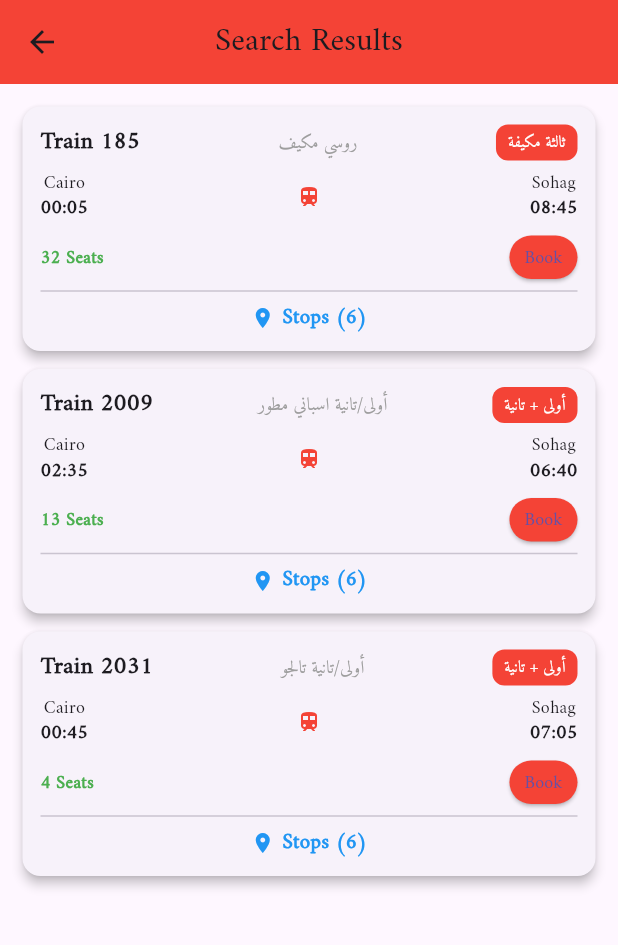
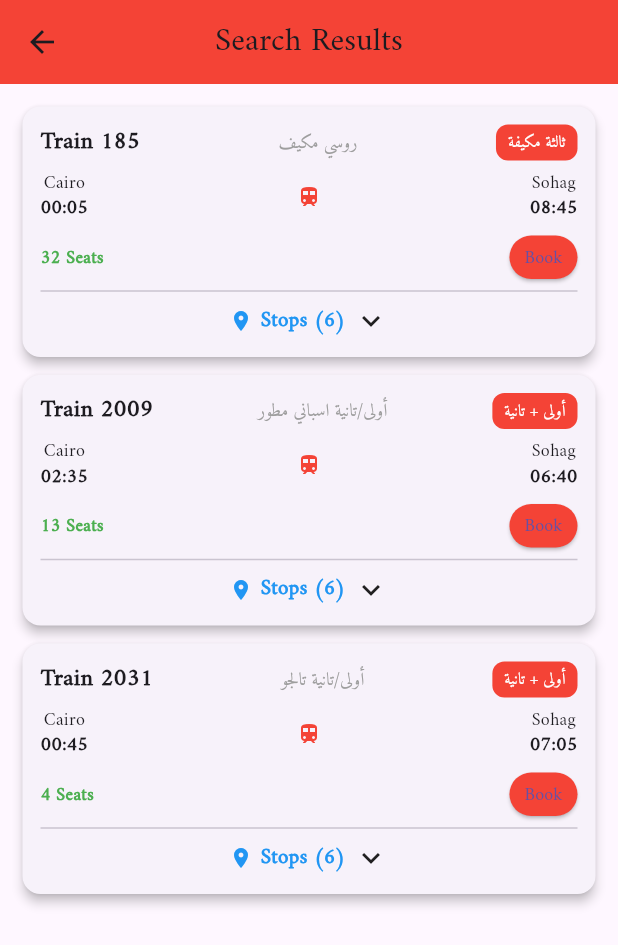
Before and after one commit to Kholiod/ENR-tickets, a Flutter app: the SearchResultsPage screen opened directly, on a phone screen of 412 x 824 dp. Shown: the top 945 px of the screen. Run offline on Flutter 3.47's test engine with Material 3 defaults, Android fonts, the phone set to English and light mode, and no system bars; our stand-ins replace awesome_dialog, bloc, dio, flutter_bloc, gap, pdf and 4 more; missing offline and left inert: dart:html.

Commit message:
update project

```diff
--- a/lib/features/home/presentation/view/widgets/search_results_widgets/custom_card_train_info.dart
+++ b/lib/features/home/presentation/view/widgets/search_results_widgets/custom_card_train_info.dart
@@ -1,7 +1,7 @@
 import 'package:enr_tickets/features/home/presentation/view/widgets/search_results_widgets/stops_widget.dart';
 import 'package:flutter/material.dart';
 import 'package:gap/gap.dart';
-import 'package:enr_tickets/features/home/presentation/view/pages/stpoes.dart';
+import 'package:enr_tickets/features/home/presentation/view/pages/stpos.dart';
 import 'package:enr_tickets/features/home/presentation/view/widgets/search_results_widgets/available_tickets_widget.dart';
 import 'package:enr_tickets/features/home/presentation/view/widgets/search_results_widgets/ticket_text_button_widget.dart';
 import 'package:enr_tickets/features/home/presentation/view/widgets/settings_widgets/stations_widget_info.dart';
--- a/lib/features/home/presentation/view/widgets/search_results_widgets/train_result_card.dart
+++ b/lib/features/home/presentation/view/widgets/search_results_widgets/train_result_card.dart
@@ -1,15 +1,32 @@
+import 'package:enr_tickets/features/home/presentation/view/widgets/search_results_widgets/stops_widget.dart'
+    show StopsWidget;
 import 'package:flutter/material.dart';
 import 'package:enr_tickets/features/seat_selection/presentation/view/seat_page.dart';
-import 'package:enr_tickets/features/home/presentation/view/pages/stpoes.dart';
 
-class TrainResultCard extends StatelessWidget {
+class TrainResultCard extends StatefulWidget {
   final dynamic train;
 
   const TrainResultCard({super.key, required this.train});
 
   @override
+  State<TrainResultCard> createState() => _TrainResultCardState();
+}
+
+class _TrainResultCardState extends State<TrainResultCard> {
+  bool showStops = false;
+
+  final List<String> stopsList = [
+    "Cairo",
+    "Giza",
+    "Beni Suef",
+    "Minya",
+    "Asyut",
+    "Sohag",
+  ];
+
+  @override
   Widget build(BuildContext context) {
-    final stopsList = ["Cairo", "Giza", "Beni Suef", "Minya", "Asyut", "Sohag"];
+    final train = widget.train;
 
     return Card(
       elevation: 3,
@@ -130,12 +147,9 @@ class TrainResultCard extends StatelessWidget {
 
             InkWell(
               onTap: () {
-                Navigator.push(
-                  context,
-                  MaterialPageRoute(
-                    builder: (_) => Stpoes(stopStations: stopsList),
-                  ),
-                );
+                setState(() {
+                  showStops = !showStops;
+                });
               },
               child: Row(
                 mainAxisAlignment: MainAxisAlignment.center,
@@ -149,9 +163,21 @@ class TrainResultCard extends StatelessWidget {
                       fontWeight: FontWeight.bold,
                     ),
                   ),
+                  const SizedBox(width: 5),
+                  Icon(
+                    showStops
+                        ? Icons.keyboard_arrow_up
+                        : Icons.keyboard_arrow_down,
+                  ),
                 ],
               ),
             ),
+
+            if (showStops)
+              Padding(
+                padding: const EdgeInsets.only(top: 10),
+                child: StopsWidget(stops: stopsList),
+              ),
           ],
         ),
       ),
```
Also changed, not shown: lib/features/home/presentation/view/widgets/search_results_widgets/search_results_body.dart (+1 -8 lines), lib/features/home/presentation/view/pages/stpos.dart (renamed from lib/features/home/presentation/view/pages/stpoes.dart).
